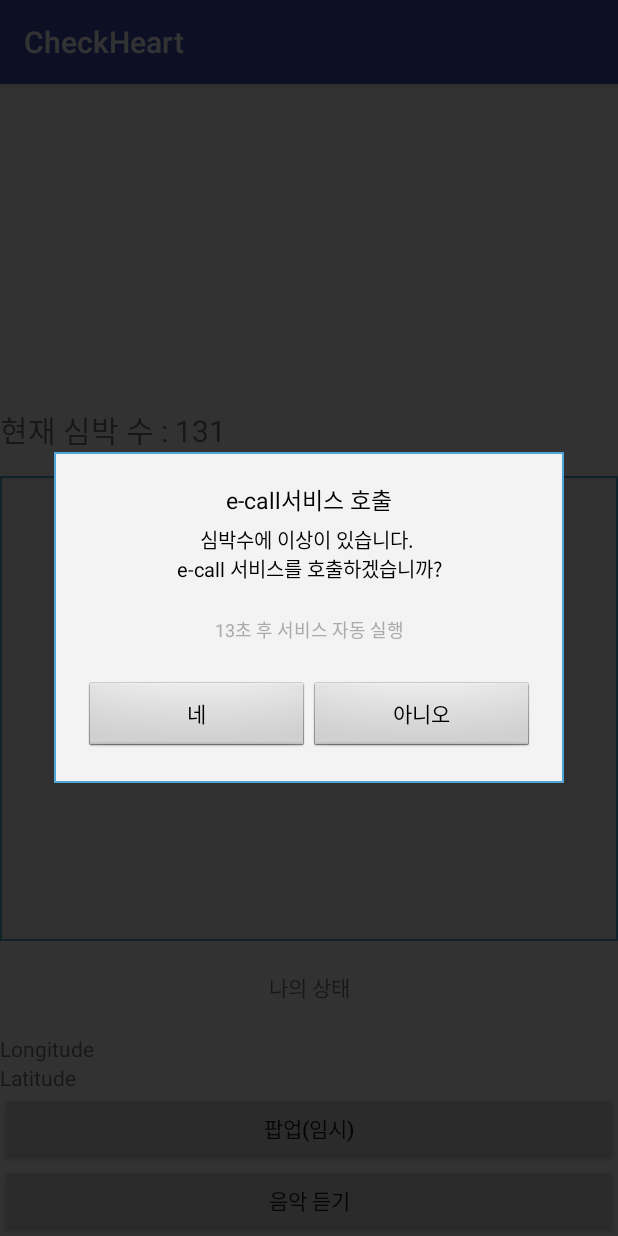
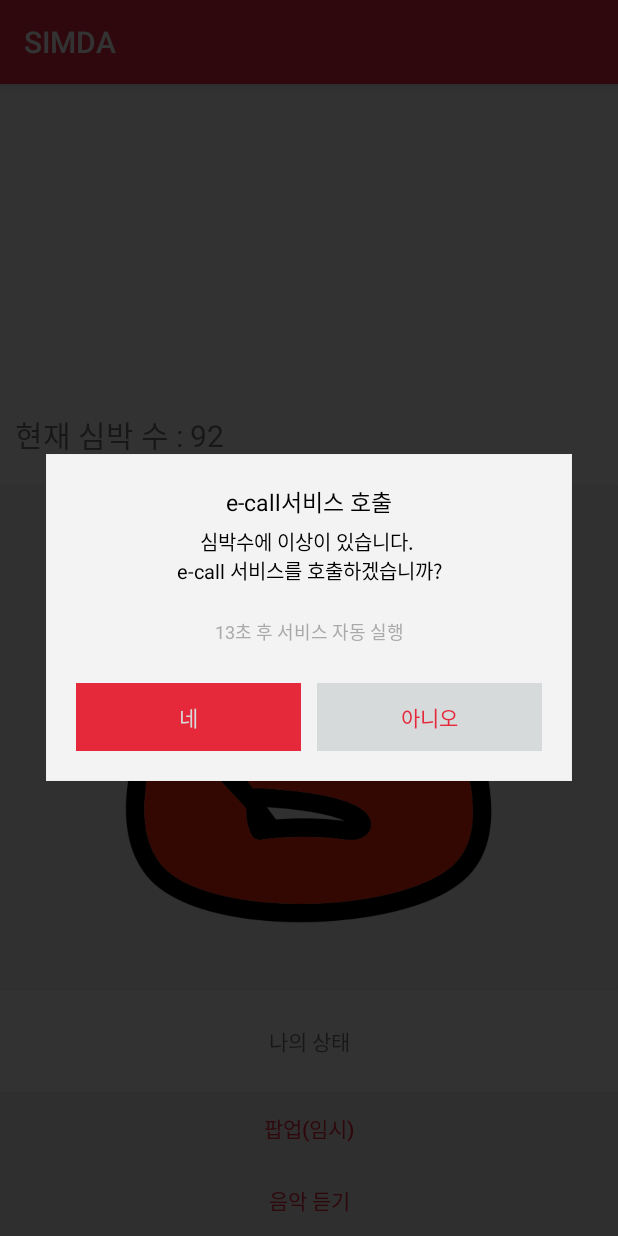
Before and after one commit to minheeson/SIMDA, an Android app: the screen it shows after launch (HeartCheckActivity), after a tap on "팝업(임시)", on a phone screen of 412 x 824 dp. Run offline under Robolectric (Android 15) with nearby library versions, the phone set to English and light mode, and no system bars; 6 statements that could not run were skipped.

Commit message:
add shots

```diff
--- a/CheckHeart/app/src/main/AndroidManifest.xml
+++ b/CheckHeart/app/src/main/AndroidManifest.xml
@@ -25,7 +25,7 @@
         android:name=".util.AudioApplication"
         android:allowBackup="true"
         android:icon="@mipmap/ic_launcher"
-        android:label="@string/app_name"
+        android:label="SIMDA"
         android:roundIcon="@mipmap/ic_launcher_round"
         android:supportsRtl="true"
         android:theme="@style/AppTheme">
--- a/CheckHeart/app/src/main/java/com/example/sonminhee/checkheart/activity/HeartCheckActivity.java
+++ b/CheckHeart/app/src/main/java/com/example/sonminhee/checkheart/activity/HeartCheckActivity.java
@@ -91,8 +91,8 @@ public class HeartCheckActivity extends AppCompatActivity implements View.OnClic
         btn.setOnClickListener(this);
 
         /** (GPS) 위치 받아오기 */
-        txtLatitude = (EditText) findViewById(R.id.et_Latitude);
-        txtLongitude = (EditText) findViewById(R.id.et_Longitude);
+//        txtLatitude = (EditText) findViewById(R.id.et_Latitude);
+//        txtLongitude = (EditText) findViewById(R.id.et_Longitude);
 
         btnAudioActivity = (Button) findViewById(R.id.btn_AudioActivity);
         btnAudioActivity.setOnClickListener(this);
@@ -102,10 +102,10 @@ public class HeartCheckActivity extends AppCompatActivity implements View.OnClic
 
 
     // TODO :: add bluetooth
-    private void initBluetooth(){
+    private void initBluetooth() {
         mClient = BluetoothSerialClient.getInstance();
 
-        if(mClient == null) {
+        if (mClient == null) {
             Toast.makeText(getApplicationContext(), "Cannot use the Bluetooth device.", Toast.LENGTH_SHORT).show();
             finish();
         }
@@ -114,9 +114,6 @@ public class HeartCheckActivity extends AppCompatActivity implements View.OnClic
 //        initDeviceListDialog();
 //        initWidget();
     }
-
-
-
 
 
     // TODO :: 권한 체크 메소드 분리
@@ -129,7 +126,7 @@ public class HeartCheckActivity extends AppCompatActivity implements View.OnClic
                     ActivityCompat.checkSelfPermission(this, Manifest.permission.ACCESS_COARSE_LOCATION) != PackageManager.PERMISSION_GRANTED ||
                     ActivityCompat.checkSelfPermission(this, Manifest.permission.CALL_PHONE) != PackageManager.PERMISSION_GRANTED) {
                 ActivityCompat.requestPermissions(this, new String[]{Manifest.permission.ACCESS_FINE_LOCATION, Manifest.permission.ACCESS_COARSE_LOCATION, Manifest.permission.CALL_PHONE}, 1000);
-            }else{
+            } else {
                 // 권한 존재
             }
 
@@ -137,17 +134,18 @@ public class HeartCheckActivity extends AppCompatActivity implements View.OnClic
             // OS가 M 이전일 경우
         }
     }
+
     @Override
     public void onRequestPermissionsResult(int requestCode, @NonNull String[] permissions, @NonNull int[] grantResults) {
         super.onRequestPermissionsResult(requestCode, permissions, grantResults);
-        /**
-        if (grantResults[0] == PackageManager.PERMISSION_GRANTED && grantResults[1] == PackageManager.PERMISSION_GRANTED){
+
+        if (grantResults[0] == PackageManager.PERMISSION_GRANTED && grantResults[1] == PackageManager.PERMISSION_GRANTED) {
             // ACCESS_FINE_LOCATION & ACCESS_COARSE_LOCATION권한 획득
             setGPS(location);
         }
-        if(grantResults[2] == PackageManager.PERMISSION_GRANTED){
+        if (grantResults[2] == PackageManager.PERMISSION_GRANTED) {
             // CALL_PHONE 권한 획득
-        }*/
+        }
     }
 
     @Override
@@ -198,7 +196,7 @@ public class HeartCheckActivity extends AppCompatActivity implements View.OnClic
                 if (location != null) {
                     txtLatitude.setText(Double.toString(location.getLatitude()));
                     txtLongitude.setText(Double.toString(location.getLongitude()));
-                }else{
+                } else {
                     locListenD = new MyLocationListener();
                     locationManager.requestLocationUpdates(LocationManager.GPS_PROVIDER, 1000L, 0.5f, locListenD);
                     //txtLatitude.setText(Double.toString(l.getLatitude()));
--- a/CheckHeart/app/src/main/res/drawable/back.xml
+++ b/CheckHeart/app/src/main/res/drawable/back.xml
@@ -3,7 +3,7 @@
     android:shape="rectangle">
     <solid android:color="#f3f3f3" />
     <stroke
-        android:width="1dp"
-        android:color="#4fa5d5" />
+        android:width="0.5dp"
+        android:color="#eeeeee"/>
 
 </shape>
--- a/CheckHeart/app/src/main/res/layout/activity_heart_check.xml
+++ b/CheckHeart/app/src/main/res/layout/activity_heart_check.xml
@@ -36,8 +36,9 @@
             android:layout_width="match_parent"
             android:layout_height="0px"
             android:layout_weight="1"
+            android:layout_marginLeft="10dp"
             android:gravity="center_vertical"
-            android:text="현재 심박 수 : 131"
+            android:text="현재 심박 수 : 92"
             android:textSize="20sp" />
 
         <!-- 사용자 상태 -->
@@ -47,6 +48,7 @@
             android:layout_height="0px"
             android:layout_weight="5"
             android:background="@drawable/back"
+            android:src="@drawable/ic_status_fatal"
             android:text="TextView" />
 
         <TextView
@@ -61,58 +63,62 @@
             android:layout_width="match_parent"
             android:layout_height="wrap_content">
 
-            <TableRow
-                android:layout_width="match_parent"
-                android:layout_height="wrap_content">
+            <!--<TableRow-->
+                <!--android:layout_width="match_parent"-->
+                <!--android:layout_height="wrap_content">-->
 
-                <TextView
-                    android:id="@+id/tv_Longitude"
-                    android:layout_width="match_parent"
-                    android:layout_height="wrap_content"
-                    android:text="Longitude" />
+                <!--<TextView-->
+                    <!--android:id="@+id/tv_Longitude"-->
+                    <!--android:layout_width="match_parent"-->
+                    <!--android:layout_height="wrap_content"-->
+                    <!--android:text="Longitude" />-->
 
-                <EditText
-                    android:id="@+id/et_Longitude"
-                    android:layout_width="fill_parent"
-                    android:background="#f777"
-                    android:editable="false"
-                    android:textColor="#ffffff"
-                    android:textSize="16px"
-                    android:textStyle="bold" />
-            </TableRow>
+                <!--<EditText-->
+                    <!--android:id="@+id/et_Longitude"-->
+                    <!--android:layout_width="fill_parent"-->
+                    <!--android:background="#f777"-->
+                    <!--android:editable="false"-->
+                    <!--android:textColor="#ffffff"-->
+                    <!--android:textSize="16px"-->
+                    <!--android:textStyle="bold" />-->
+            <!--</TableRow>-->
 
-            <TableRow
-                android:layout_width="match_parent"
-                android:layout_height="wrap_content">
+            <!--<TableRow-->
+                <!--android:layout_width="match_parent"-->
+                <!--android:layout_height="wrap_content">-->
 
-                <TextView
-                    android:id="@+id/tv_Latitude"
-                    android:layout_width="match_parent"
-                    android:layout_height="wrap_content"
-                    android:text="Latitude" />
+                <!--<TextView-->
+                    <!--android:id="@+id/tv_Latitude"-->
+                    <!--android:layout_width="match_parent"-->
+                    <!--android:layout_height="wrap_content"-->
+                    <!--android:text="Latitude" />-->
 
-                <EditText
-                    android:id="@+id/et_Latitude"
-                    android:layout_width="fill_parent"
-                    android:background="#f777"
-                    android:editable="false"
-                    android:textColor="#ffffff"
-                    android:textSize="16px"
-                    android:textStyle="bold" />
-            </TableRow>
+                <!--<EditText-->
+                    <!--android:id="@+id/et_Latitude"-->
+                    <!--android:layout_width="fill_parent"-->
+                    <!--android:background="#f777"-->
+                    <!--android:editable="false"-->
+                    <!--android:textColor="#ffffff"-->
+                    <!--android:textSize="16px"-->
+                    <!--android:textStyle="bold" />-->
+            <!--</TableRow>-->
         </TableLayout>
 
         <Button
             android:id="@+id/main_popup"
             android:layout_width="match_parent"
             android:layout_height="wrap_content"
-            android:text="팝업(임시)" />
+            android:background="#ececec"
+            android:text="팝업(임시)"
+            android:textColor="@color/colorPrimary" />
 
         <Button
             android:id="@+id/btn_AudioActivity"
             android:layout_width="match_parent"
             android:layout_height="wrap_content"
-            android:text="음악 듣기" />
+            android:background="#ececec"
+            android:text="음악 듣기"
+            android:textColor="@color/colorPrimary" />
     </LinearLayout>
 
 </RelativeLayout>
--- /dev/null
+++ b/CheckHeart/app/src/main/res/layout/activity_loading.xml
@@ -0,0 +1,21 @@
+<?xml version="1.0" encoding="utf-8"?>
+<LinearLayout xmlns:android="http://schemas.android.com/apk/res/android"
+    android:layout_width="match_parent"
+    android:layout_height="match_parent"
+    android:gravity="center_vertical|center_horizontal"
+    android:orientation="vertical">
+
+    <ImageView
+        android:layout_width="100dp"
+        android:layout_height="100dp"
+        android:src="@drawable/ic_simda" />
+    <TextView
+        android:layout_width="wrap_content"
+        android:layout_height="wrap_content"
+        android:text="SIMDA"
+        android:layout_marginTop="10dp"
+        android:textSize="18dp"
+        android:textColor="#222222"
+        android:textStyle="bold"/>
+
+</LinearLayout>
--- a/CheckHeart/app/src/main/res/layout/popup_ecall.xml
+++ b/CheckHeart/app/src/main/res/layout/popup_ecall.xml
@@ -51,13 +51,19 @@
             <Button
                 android:id="@+id/bt_left"
                 android:layout_width="150dp"
-                android:layout_height="wrap_content"
+                android:background="@color/colorPrimary"
+                android:layout_height="45dp"
+                android:textColor="#D7DADB"
+                android:layout_marginRight="5dp"
                 android:text="네" />
 
             <Button
                 android:id="@+id/bt_right"
                 android:layout_width="150dp"
-                android:layout_height="wrap_content"
+                android:background="#D7DADB"
+                android:layout_height="45dp"
+                android:layout_marginLeft="5dp"
+                android:textColor="@color/colorPrimary"
                 android:text="아니오" />
         </LinearLayout>
     </LinearLayout>
--- a/CheckHeart/app/src/main/res/values/colors.xml
+++ b/CheckHeart/app/src/main/res/values/colors.xml
@@ -1,7 +1,7 @@
 <?xml version="1.0" encoding="utf-8"?>
 <resources>
-    <color name="colorPrimary">#3F51B5</color>
-    <color name="colorPrimaryDark">#303F9F</color>
+    <color name="colorPrimary">#e5293b</color>
+    <color name="colorPrimaryDark">#e5293b</color>
     <color name="colorAccent">#FF4081</color>
 
 </resources>
--- a/CheckHeart/app/src/main/res/values/strings.xml
+++ b/CheckHeart/app/src/main/res/values/strings.xml
@@ -1,3 +1,3 @@
 <resources>
-    <string name="app_name">CheckHeart</string>
+    <string name="app_name">SIMDA</string>
 </resources>
```
Also changed, not shown: CheckHeart/app/src/main/res/drawable/ic_simda.png (added), CheckHeart/app/src/main/res/drawable/ic_status_excited.png (added), CheckHeart/app/src/main/res/drawable/ic_status_fatal.png (added), CheckHeart/app/src/main/res/drawable/ic_status_normal.png (added), CheckHeart/app/src/main/res/drawable/ic_status_sleepy.png (added), 3 other files. Lines whose indentation alone changed are shown as unchanged.
